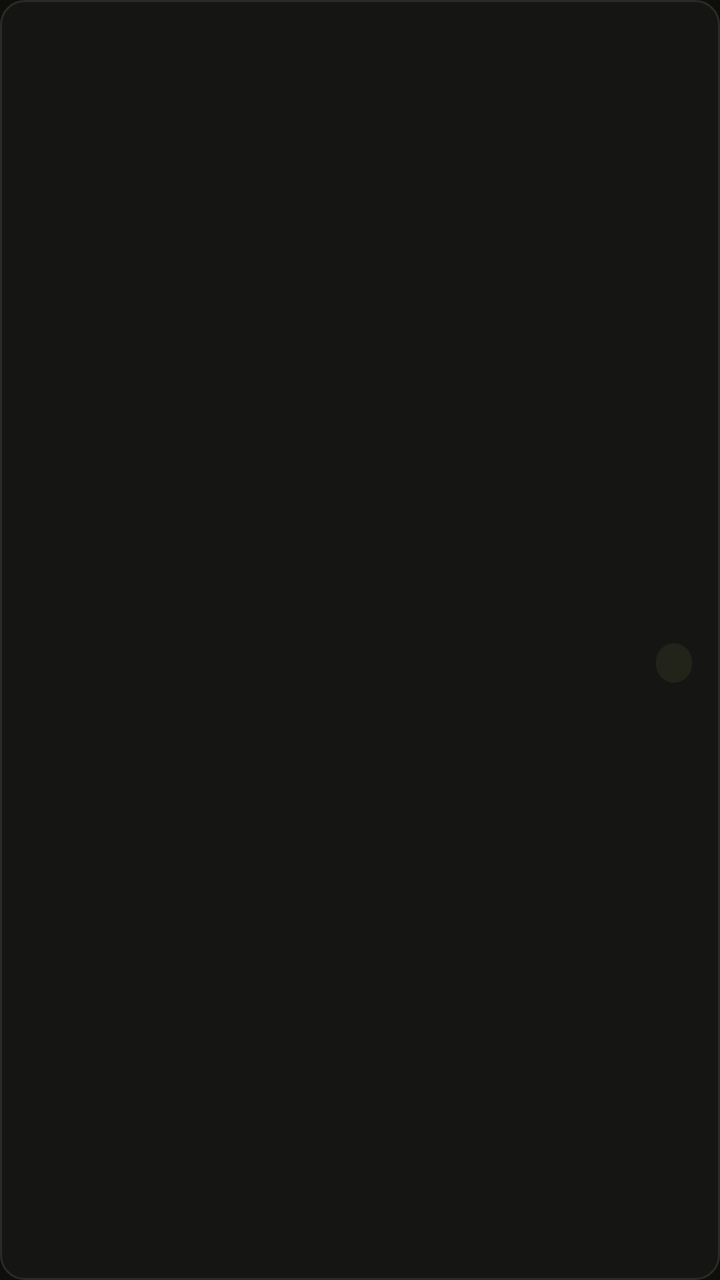
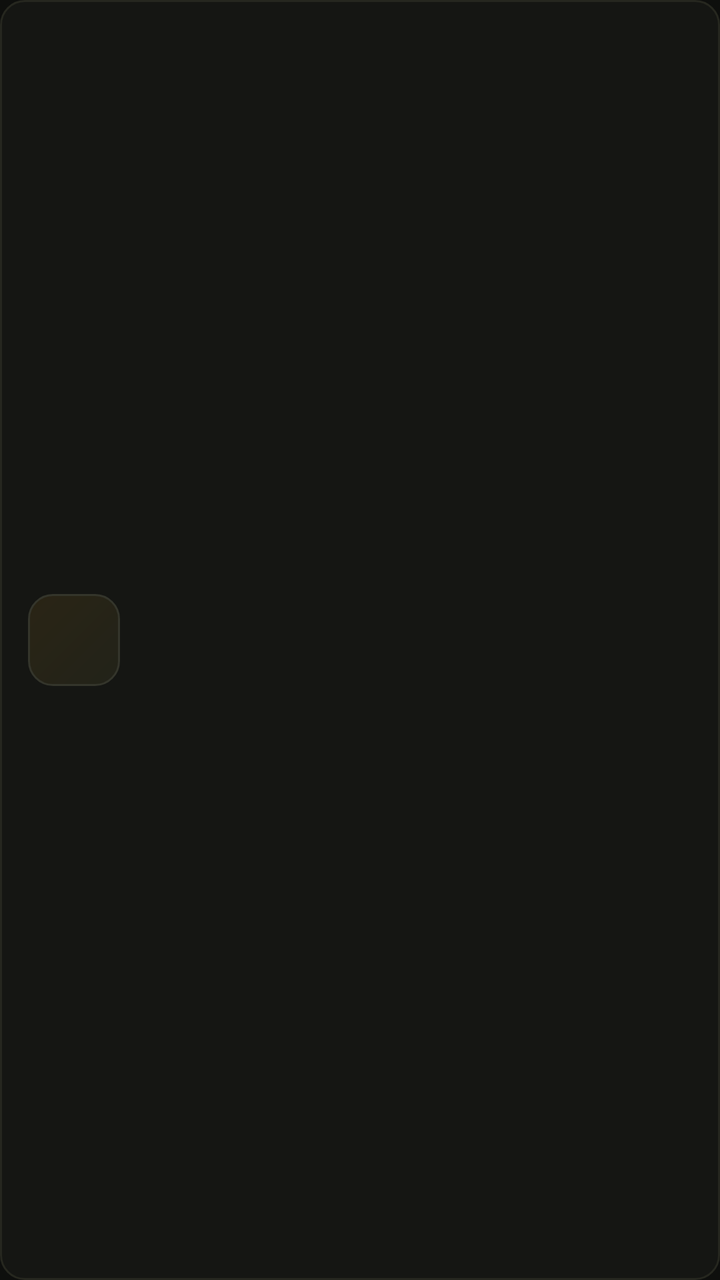

Screens rendered from an Android XML layout before and after an edit, with the pre-edit source and the edit as a unified diff.
<!-- AndroidManifest.xml: application theme Theme.StockPilot -->
<!-- res/layout/item_row.xml -->
<?xml version="1.0" encoding="utf-8"?>
<LinearLayout xmlns:android="http://schemas.android.com/apk/res/android"
    android:layout_width="match_parent"
    android:layout_height="wrap_content"
    android:layout_marginBottom="8dp"
    android:background="@drawable/bg_card"
    android:clickable="true"
    android:focusable="true"
    android:foreground="?attr/selectableItemBackground"
    android:gravity="center_vertical"
    android:orientation="horizontal"
    android:padding="14dp">

    <LinearLayout
        android:layout_width="0dp"
        android:layout_height="wrap_content"
        android:layout_weight="1"
        android:orientation="vertical">

        <TextView
            android:id="@+id/tvTitle"
            android:layout_width="wrap_content"
            android:layout_height="wrap_content"
            android:ellipsize="end"
            android:maxLines="1"
            android:textColor="@color/text"
            android:textSize="15sp"
            android:textStyle="bold" />

        <TextView
            android:id="@+id/tvSub"
            android:layout_width="wrap_content"
            android:layout_height="wrap_content"
            android:layout_marginTop="2dp"
            android:ellipsize="end"
            android:maxLines="2"
            android:textColor="@color/muted"
            android:textSize="12sp" />
    </LinearLayout>

    <LinearLayout
        android:layout_width="wrap_content"
        android:layout_height="wrap_content"
        android:layout_marginStart="12dp"
        android:gravity="end"
        android:orientation="vertical">

        <TextView
            android:id="@+id/tvEnd"
            android:layout_width="wrap_content"
            android:layout_height="wrap_content"
            android:fontFamily="monospace"
            android:textColor="@color/amber"
            android:textSize="14sp"
            android:textStyle="bold" />

        <TextView
            android:id="@+id/tvChip"
            android:layout_width="wrap_content"
            android:layout_height="wrap_content"
            android:layout_marginTop="4dp"
            android:background="@drawable/bg_chip"
            android:fontFamily="monospace"
            android:paddingStart="9dp"
            android:paddingTop="3dp"
            android:paddingEnd="9dp"
            android:paddingBottom="3dp"
            android:textSize="10sp"
            android:textStyle="bold" />
    </LinearLayout>
</LinearLayout>
<!-- resources referenced by this layout -->
<resources>
  <color name="amber">#F0A742</color>
  <color name="muted">#8B8D80</color>
  <color name="text">#EBE9E1</color>
  <!-- drawable bg_chip (drawable) -->
  <?xml version="1.0" encoding="utf-8"?>
  <shape xmlns:android="http://schemas.android.com/apk/res/android" android:shape="rectangle">
      <solid android:color="@color/surface3" />
      <corners android:radius="20dp" />
  </shape>
  <style name="Theme.StockPilot" parent="Theme.Material3.Dark.NoActionBar">
          <item name="colorPrimary">@color/amber</item>
          <item name="colorOnPrimary">@color/amber_ink</item>
          <item name="colorSecondary">@color/amber</item>
          <item name="colorSurface">@color/surface</item>
          <item name="colorOnSurface">@color/text</item>
          <item name="colorSurfaceVariant">@color/surface2</item>
          <item name="colorOutline">@color/line</item>
          <item name="colorError">@color/red</item>
          <item name="android:windowBackground">@color/bg</item>
          <item name="android:statusBarColor">@color/bg</item>
          <item name="android:navigationBarColor">@color/surface</item>
      </style>
  <color name="surface">#151613</color>
  <color name="line">#2A2B24</color>
  <color name="surface3">#222319</color>
  <color name="amber_ink">#1D1407</color>
  <color name="surface2">#1B1C18</color>
  <color name="red">#EF6A5B</color>
  <color name="bg">#0E0F0D</color>
  <!-- unchanged entries left out for length: 1 -->
</resources>

<!-- the commit's change to res/layout/item_row.xml (unified diff, before → after) -->
@@ -1,8 +1,9 @@
 <?xml version="1.0" encoding="utf-8"?>
 <LinearLayout xmlns:android="http://schemas.android.com/apk/res/android"
+    android:id="@+id/card"
     android:layout_width="match_parent"
     android:layout_height="wrap_content"
-    android:layout_marginBottom="8dp"
+    android:layout_marginBottom="10dp"
     android:background="@drawable/bg_card"
     android:clickable="true"
     android:focusable="true"
@@ -11,9 +12,20 @@
     android:orientation="horizontal"
     android:padding="14dp">
 
+    <TextView
+        android:id="@+id/tvInitial"
+        android:layout_width="46dp"
+        android:layout_height="46dp"
+        android:background="@drawable/bg_badge_square"
+        android:fontFamily="sans-serif-medium"
+        android:gravity="center"
+        android:textColor="@color/amber"
+        android:textSize="17sp" />
+
     <LinearLayout
         android:layout_width="0dp"
         android:layout_height="wrap_content"
+        android:layout_marginStart="12dp"
         android:layout_weight="1"
         android:orientation="vertical">
 
@@ -22,10 +34,10 @@
             android:layout_width="wrap_content"
             android:layout_height="wrap_content"
             android:ellipsize="end"
+            android:fontFamily="sans-serif-medium"
             android:maxLines="1"
             android:textColor="@color/text"
-            android:textSize="15sp"
-            android:textStyle="bold" />
+            android:textSize="15sp" />
 
         <TextView
             android:id="@+id/tvSub"
@@ -33,15 +45,22 @@
             android:layout_height="wrap_content"
             android:layout_marginTop="2dp"
             android:ellipsize="end"
-            android:maxLines="2"
+            android:maxLines="1"
             android:textColor="@color/muted"
             android:textSize="12sp" />
+
+        <com.stockpilot.app.ui.widgets.StockMeterView
+            android:id="@+id/meter"
+            android:layout_width="wrap_content"
+            android:layout_height="wrap_content"
+            android:layout_marginTop="7dp"
+            android:visibility="gone" />
     </LinearLayout>
 
     <LinearLayout
         android:layout_width="wrap_content"
         android:layout_height="wrap_content"
-        android:layout_marginStart="12dp"
+        android:layout_marginStart="10dp"
         android:gravity="end"
         android:orientation="vertical">
 
@@ -50,22 +69,15 @@
             android:layout_width="wrap_content"
             android:layout_height="wrap_content"
             android:fontFamily="monospace"
-            android:textColor="@color/amber"
+            android:textColor="@color/amber2"
             android:textSize="14sp"
             android:textStyle="bold" />
 
         <TextView
             android:id="@+id/tvChip"
+            style="@style/Text.Chip"
             android:layout_width="wrap_content"
             android:layout_height="wrap_content"
-            android:layout_marginTop="4dp"
-            android:background="@drawable/bg_chip"
-            android:fontFamily="monospace"
-            android:paddingStart="9dp"
-            android:paddingTop="3dp"
-            android:paddingEnd="9dp"
-            android:paddingBottom="3dp"
-            android:textSize="10sp"
-            android:textStyle="bold" />
+            android:layout_marginTop="6dp" />
     </LinearLayout>
 </LinearLayout>
<!-- resource entries referenced after the edit -->
@@ -1,14 +1,26 @@
 <!-- resources referenced by this layout -->
 <resources>
   <color name="amber">#F0A742</color>
+  <color name="amber2">#FFC46B</color>
   <color name="muted">#8B8D80</color>
   <color name="text">#EBE9E1</color>
-  <!-- drawable bg_chip (drawable) -->
+  <!-- drawable bg_badge_square (drawable) -->
   <?xml version="1.0" encoding="utf-8"?>
   <shape xmlns:android="http://schemas.android.com/apk/res/android" android:shape="rectangle">
-      <solid android:color="@color/surface3" />
-      <corners android:radius="20dp" />
+      <gradient android:startColor="#2A2415" android:endColor="@color/surface3" android:angle="315" />
+      <stroke android:width="1dp" android:color="@color/line2" />
+      <corners android:radius="12dp" />
   </shape>
+  <style name="Text.Chip" parent="Text">
+          <item name="android:fontFamily">monospace</item>
+          <item name="android:textSize">10sp</item>
+          <item name="android:textStyle">bold</item>
+          <item name="android:letterSpacing">0.04</item>
+          <item name="android:paddingStart">9dp</item>
+          <item name="android:paddingEnd">9dp</item>
+          <item name="android:paddingTop">3dp</item>
+          <item name="android:paddingBottom">3dp</item>
+      </style>
   <style name="Theme.StockPilot" parent="Theme.Material3.Dark.NoActionBar">
           <item name="colorPrimary">@color/amber</item>
           <item name="colorOnPrimary">@color/amber_ink</item>
@@ -16,19 +28,48 @@
           <item name="colorSurface">@color/surface</item>
           <item name="colorOnSurface">@color/text</item>
           <item name="colorSurfaceVariant">@color/surface2</item>
-          <item name="colorOutline">@color/line</item>
+          <item name="colorOutline">@color/line2</item>
           <item name="colorError">@color/red</item>
           <item name="android:windowBackground">@color/bg</item>
           <item name="android:statusBarColor">@color/bg</item>
           <item name="android:navigationBarColor">@color/surface</item>
+          <item name="materialAlertDialogTheme">@style/ThemeOverlay.StockPilot.Dialog</item>
+          <item name="bottomSheetDialogTheme">@style/ThemeOverlay.StockPilot.BottomSheet</item>
       </style>
   <color name="surface">#151613</color>
-  <color name="line">#2A2B24</color>
+  <color name="line">#26271F</color>
+  <style name="Text" parent="" />
   <color name="surface3">#222319</color>
+  <color name="line2">#34352B</color>
   <color name="amber_ink">#1D1407</color>
   <color name="surface2">#1B1C18</color>
   <color name="red">#EF6A5B</color>
   <color name="bg">#0E0F0D</color>
+  <style name="ThemeOverlay.StockPilot.Dialog" parent="ThemeOverlay.Material3.MaterialAlertDialog">
+          <item name="colorSurface">@color/surface2</item>
+          <item name="dialogCornerRadius">22dp</item>
+          <item name="shapeAppearance">@style/ShapeAppearance.StockPilot.Dialog</item>
+          <item name="shapeAppearanceOverlay">@style/ShapeAppearance.StockPilot.Dialog</item>
+      </style>
+  <style name="ThemeOverlay.StockPilot.BottomSheet" parent="ThemeOverlay.Material3.BottomSheetDialog">
+          <item name="bottomSheetStyle">@style/Widget.StockPilot.BottomSheet</item>
+      </style>
+  <style name="ShapeAppearance.StockPilot.Dialog" parent="">
+          <item name="cornerFamily">rounded</item>
+          <item name="cornerSize">22dp</item>
+      </style>
+  <style name="Widget.StockPilot.BottomSheet" parent="Widget.Material3.BottomSheet">
+          <item name="backgroundTint">@color/surface</item>
+          <item name="shapeAppearance">@style/ShapeAppearance.StockPilot.Sheet</item>
+          <item name="shapeAppearanceOverlay">@style/ShapeAppearance.StockPilot.Sheet</item>
+      </style>
+  <style name="ShapeAppearance.StockPilot.Sheet" parent="">
+          <item name="cornerFamily">rounded</item>
+          <item name="cornerSizeTopLeft">26dp</item>
+          <item name="cornerSizeTopRight">26dp</item>
+          <item name="cornerSizeBottomLeft">0dp</item>
+          <item name="cornerSizeBottomRight">0dp</item>
+      </style>
   <!-- unchanged entries left out for length: 1 -->
 </resources>
 
